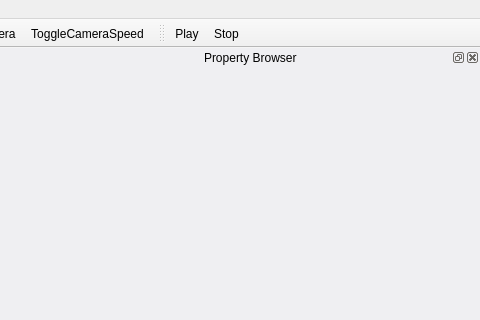
Before: the Qt Designer form editor/editorwindow.ui in leopoldolomas/RioEngine, drawn with Qt 5; both pictures show x 800 to 1280 and y 0 to 320 of the 1280 by 720 pixel window.
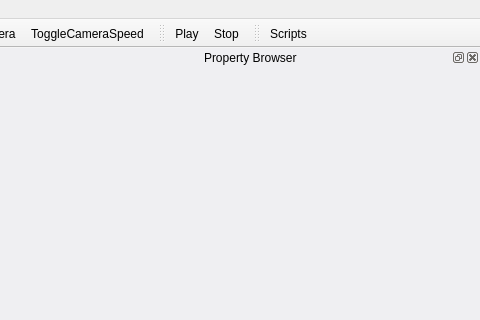
After: the same form once the commit is applied. Icons and pictures are not drawn.

What changed in the file:
```diff
--- a/editor/editorwindow.ui
+++ b/editor/editorwindow.ui
@@ -499,6 +499,18 @@
    <addaction name="actionPlay"/>
    <addaction name="actionStop"/>
   </widget>
+  <widget class="QToolBar" name="toolBar_3">
+   <property name="windowTitle">
+    <string>toolBar_3</string>
+   </property>
+   <attribute name="toolBarArea">
+    <enum>TopToolBarArea</enum>
+   </attribute>
+   <attribute name="toolBarBreak">
+    <bool>false</bool>
+   </attribute>
+   <addaction name="actionScripts"/>
+  </widget>
   <action name="actionScale">
    <property name="checkable">
     <bool>true</bool>
@@ -837,6 +849,18 @@
     <string>Memory Leaks detection</string>
    </property>
   </action>
+  <action name="actionScripts">
+   <property name="icon">
+    <iconset resource="../rioengine.qrc">
+     <normaloff>:/images/metro/hammer.png</normaloff>:/images/metro/hammer.png</iconset>
+   </property>
+   <property name="text">
+    <string>Scripts</string>
+   </property>
+   <property name="toolTip">
+    <string>Scripts</string>
+   </property>
+  </action>
  </widget>
  <resources>
   <include location="../rioengine.qrc"/>
```
